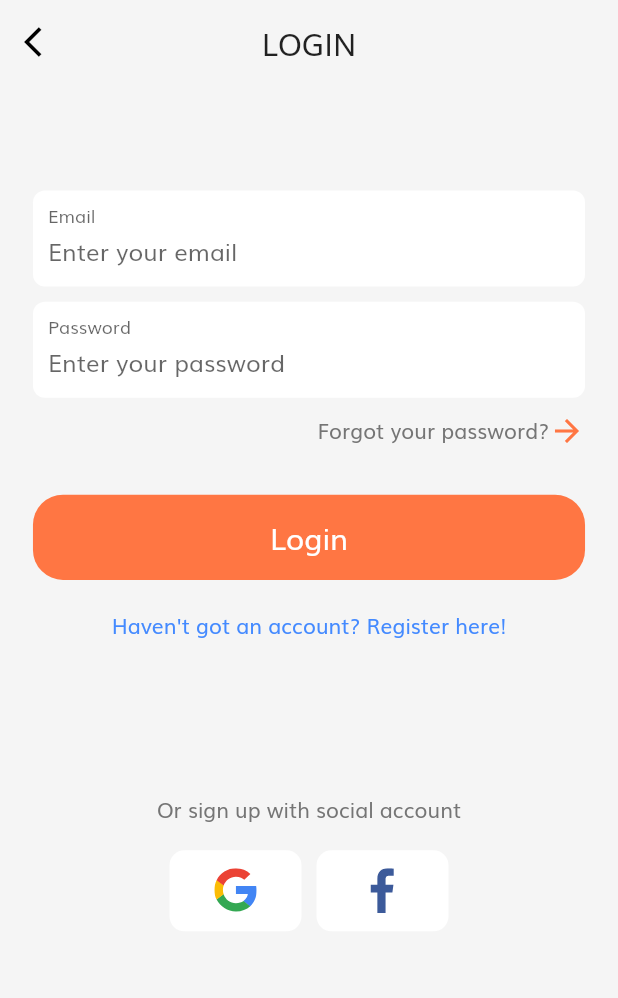
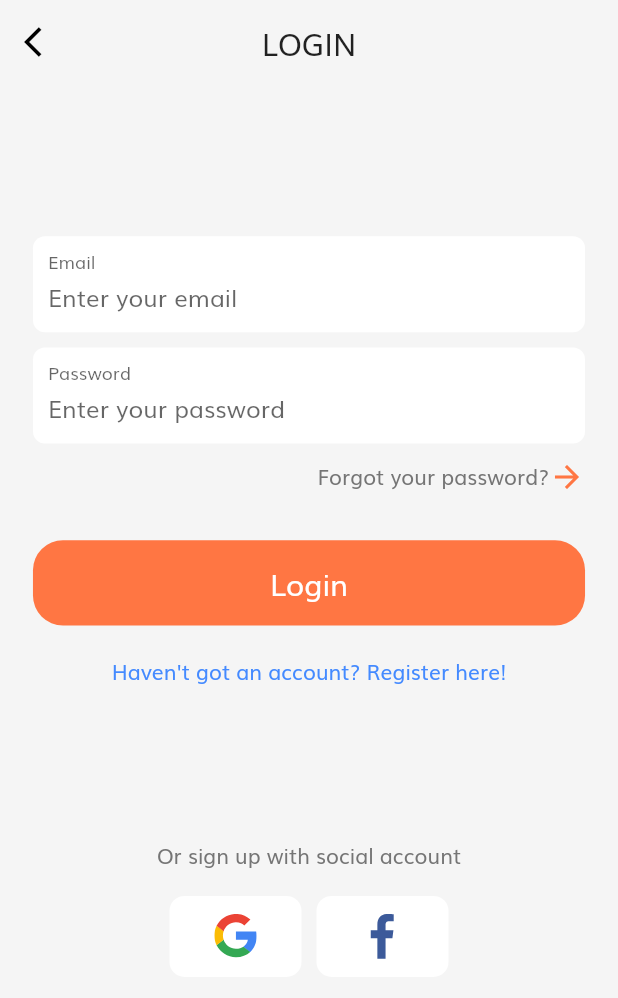
Before and after one commit to duongkibo/EcommerceFunnyTeam, a Flutter app: the screen it shows after launch, after a tap on "Continue", on a phone screen of 412 x 824 dp. Shown: the top 998 px of the screen. Run offline on Flutter 3.47's test engine with Material 2 defaults, Android fonts, the phone set to English and light mode, and no system bars; our stand-ins replace bubble_bottom_bar, flutter_svg, shared_preferences; missing offline and left inert: flutter_statusbarcolor; network calls fail.

Commit message:
update ui login and status color

```diff
--- a/lib/main.dart
+++ b/lib/main.dart
@@ -12,9 +12,11 @@ void main() {
 
 class MyApp extends StatelessWidget {
   // This widget is the root of your application.
+
   @override
   Widget build(BuildContext context) {
-    FlutterStatusbarcolor.setStatusBarColor(Colors.black87);
+    SystemChrome.setSystemUIOverlayStyle(SystemUiOverlayStyle(statusBarColor: Colors.transparent));
+
     return MaterialApp(
       debugShowCheckedModeBanner: false,
       title: 'Flutter Demo',
--- a/lib/screens/login/login_screen.dart
+++ b/lib/screens/login/login_screen.dart
@@ -68,7 +68,7 @@ class _LoginScreenState extends State<LoginScreen> {
                         key: _formKey,
                         child: Column(
                           children: [
-                            SizedBox(height: getProportionateScreenHeight(70)),
+                            SizedBox(height: getProportionateScreenHeight(100)),
                             Container(
                               width: SizeConfig.screenWidth * 0.9,
                               padding: EdgeInsets.symmetric(horizontal: 10),
@@ -297,7 +297,7 @@ class _LoginScreenState extends State<LoginScreen> {
         _tokenFCM = parsed['access_token'];
         if (_tokenFCM != null) {
           Navigator.push(
-              context, MaterialPageRoute(builder: (context) => HomeScreen()));
+              context, MaterialPageRoute(builder: (context) => Home()));
         }
       }
       if (response.statusCode == 401) {
```
